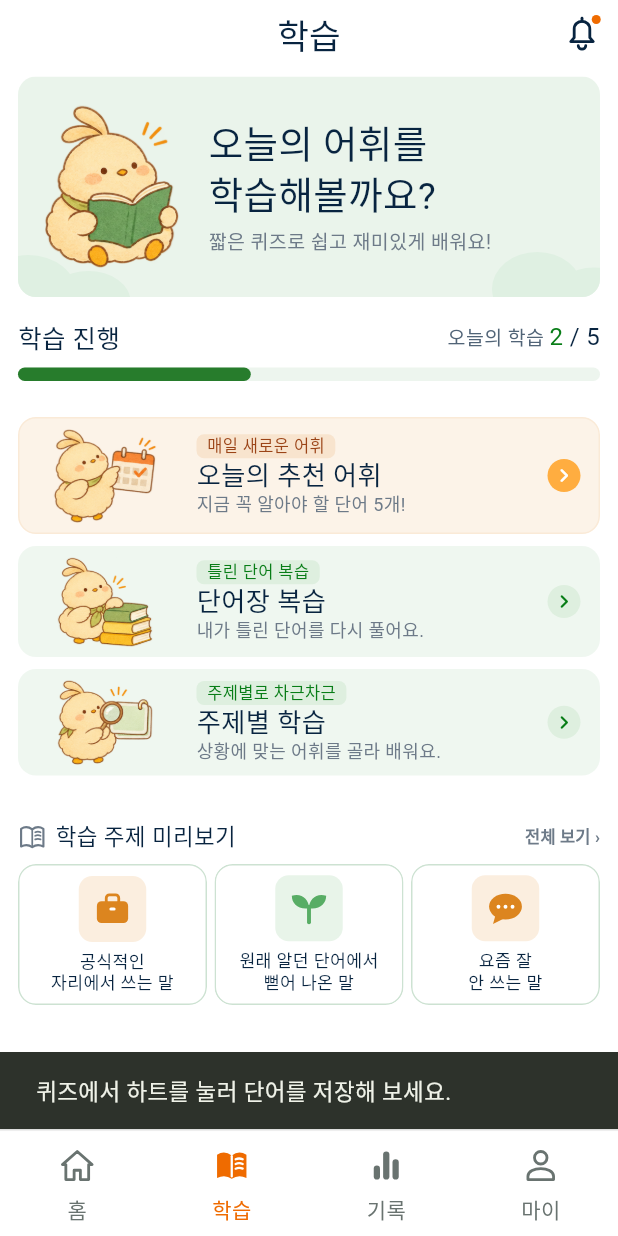
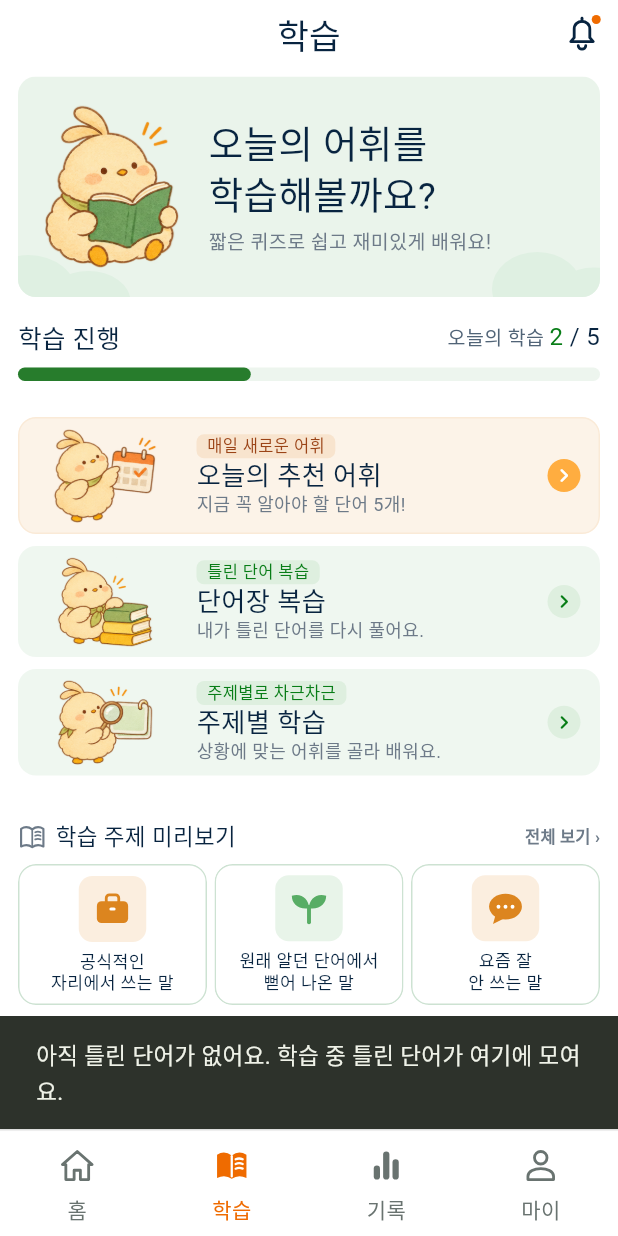
Before and after one commit to Salkogi07/OpenSoftware-Project, a Flutter app: the screen it shows after launch, item 2 of the bottom bar chosen, after a tap on "틀린 단어 복습", on a phone screen of 412 x 824 dp. Run offline on Flutter 3.47's test engine with Material 3 defaults, Android fonts, the phone set to English and light mode, and no system bars; our stand-ins replace supabase_flutter; accounts and stored records are empty; Roboto replaces fonts that are missing (Pretendard).

Commit message:
[Update] 홈·학습·마이 화면에 실제 데이터 반영과 화면 모음 PDF 추가
- 홈 '오늘의 단어': 고정값(사뿐사뿐) 대신 문제 은행에서 날마다 바뀌는 단어
- 학습 '단어장 복습': 하트 단어 대신 DB에 저장된 틀린 단어로 복습
- 마이 경험치 막대: 현재 레벨 안에서 채운 비율로 표시
- 프로필 닉네임 변경을 profiles 표에 저장
- docs/하루어휘_화면모음.pdf: 실제 계정 기준 앱 화면 30개

Co-Authored-By: Claude Opus 5.5 <noreply@anthropic.com>

```diff
--- a/lib/frontend_screens.dart
+++ b/lib/frontend_screens.dart
@@ -510,12 +510,12 @@ class StudyScreen extends StatelessWidget {
         );
 
     void review() {
-      final saved = library?.saved.values;
-      if (saved != null && saved.isNotEmpty) {
-        _review(context, saved);
+      final mistakes = library?.mistakes.values;
+      if (mistakes != null && mistakes.isNotEmpty) {
+        _review(context, mistakes);
       } else {
         ScaffoldMessenger.of(context).showSnackBar(
-          const SnackBar(content: Text('퀴즈에서 하트를 눌러 단어를 저장해 보세요.')),
+          const SnackBar(content: Text('아직 틀린 단어가 없어요. 학습 중 틀린 단어가 여기에 모여요.')),
         );
       }
     }
@@ -667,13 +667,7 @@ class _TopicScreenState extends State<TopicScreen> {
   late String? topic = widget.initialTopic;
   late String? difficulty = widget.initialDifficulty;
 
-  Future<List<Word>> loadQuestions() async {
-    final source = await rootBundle.loadString('assets/questions.json');
-    final rows = jsonDecode(source) as List<dynamic>;
-    return rows
-        .map((row) => Word.fromJson(row as Map<String, dynamic>))
-        .toList();
-  }
+  Future<List<Word>> loadQuestions() => loadQuestionBank();
 
   List<Word> nextBatch(List<Word> bank, String topic, String difficulty) {
     final key = (topic, difficulty);
@@ -782,6 +776,13 @@ class _TopicScreenState extends State<TopicScreen> {
       ),
     );
   }
+}
+
+/// 900문제 은행(assets/questions.json) 읽기
+Future<List<Word>> loadQuestionBank() async {
+  final source = await rootBundle.loadString('assets/questions.json');
+  final rows = jsonDecode(source) as List<dynamic>;
+  return rows.map((row) => Word.fromJson(row as Map<String, dynamic>)).toList();
 }
 
 class Word {
--- a/lib/home_page.dart
+++ b/lib/home_page.dart
@@ -3,6 +3,12 @@ part of 'frontend_screens.dart';
 const _homeInk = navy;
 const _homeGreen = Color(0xff307c34);
 const _homeMascotAsset = 'assets/images/chick_mascot_transparent.png';
+
+/// 문제 은행에서 날마다 바뀌는 단어 하나 (앱을 켤 때 한 번 읽음)
+final _todayWord = loadQuestionBank().then((bank) {
+  final words = {for (final word in bank) word.name: word}.values.toList();
+  return words[dailyIndex(words.length, DateTime.now())];
+});
 
 TextStyle _pretendardText(
   double size, {
@@ -201,20 +207,35 @@ class HomeScreen extends StatelessWidget {
           const SizedBox(height: 28),
           Text('오늘의 단어', style: _homeText(18, weight: 850)),
           const SizedBox(height: 9),
-          OutlinedButton(
+          FutureBuilder<Word>(
+            future: _todayWord,
+            builder: (context, snapshot) {
+              final word = snapshot.data;
+              final title =
+                  word?.name ??
+                  (snapshot.hasError ? '오늘의 단어를 불러오지 못했어요' : '불러오는 중');
+              return OutlinedButton(
                 style: OutlinedButton.styleFrom(
                   minimumSize: const Size.fromHeight(69),
-              padding: const EdgeInsets.symmetric(horizontal: 11, vertical: 8),
+                  padding: const EdgeInsets.symmetric(
+                    horizontal: 11,
+                    vertical: 8,
+                  ),
                   shape: RoundedRectangleBorder(
                     borderRadius: BorderRadius.circular(12),
                   ),
                   side: const BorderSide(color: Color(0xffddd8d0)),
                 ),
-            onPressed: () => showDialog<void>(
+                onPressed: word == null
+                    ? null
+                    : () => showDialog<void>(
                         context: context,
-              builder: (context) => const AlertDialog(
-                title: Text('사뿐사뿐'),
-                content: Text('가볍게 발을 내디디는 모양.\n\n고양이가 복도를 사뿐사뿐 걸었다.'),
+                        builder: (context) => AlertDialog(
+                          title: Text(word.name),
+                          content: Text(
+                            '${word.meaning}\n\n${word.explanation ?? ''}'
+                                .trim(),
+                          ),
                         ),
                       ),
                 child: Row(
@@ -242,10 +263,15 @@ class HomeScreen extends StatelessWidget {
                       child: Column(
                         crossAxisAlignment: CrossAxisAlignment.start,
                         children: [
-                      Text('사뿐사뿐', style: _homeText(20, weight: 850)),
+                          Text(title, style: _homeText(20, weight: 850)),
+                          if (word != null)
                             Text(
-                        '가볍게 발을 내디디는 모양',
-                        style: _pretendardText(13, weight: 500, color: _muted),
+                              word.meaning,
+                              style: _pretendardText(
+                                13,
+                                weight: 500,
+                                color: _muted,
+                              ),
                             ),
                         ],
                       ),
@@ -257,6 +283,8 @@ class HomeScreen extends StatelessWidget {
                       ),
                   ],
                 ),
+              );
+            },
           ),
           const SizedBox(height: 20),
           _DailyProgress(
--- a/lib/learning/learning_stats.dart
+++ b/lib/learning/learning_stats.dart
@@ -29,6 +29,10 @@ DateTime koreanDate(DateTime time) {
   final kst = time.toUtc().add(const Duration(hours: 9));
   return DateTime.utc(kst.year, kst.month, kst.day);
 }
+
+/// 날마다 하나씩 바뀌는 순번 (한국 날짜 기준). 오늘의 단어를 고를 때 씀
+int dailyIndex(int length, DateTime now) =>
+    koreanDate(now).difference(DateTime.utc(2026)).inDays % length;
 
 /// 연속 출석일. 오늘 아직 학습 전이어도 어제까지 이어졌으면 그 기록을 보여 줌
 int currentStreak(Iterable<DateTime> attendedDays, DateTime now) {
--- a/lib/my_page.dart
+++ b/lib/my_page.dart
@@ -130,6 +130,7 @@ class _StudyLibrary extends ChangeNotifier {
 
   void rename(String name) {
     nickname = name;
+    if (!preview) learningRepository.updateNickname(name);
     notifyListeners();
   }
 }
@@ -523,7 +524,7 @@ class _LevelCard extends StatelessWidget {
                   ),
                   const SizedBox(height: 5),
                   LinearProgressIndicator(
-                    value: xp / level.xpForNext,
+                    value: level.xpInLevel / xpPerLevel,
                     minHeight: 11,
                     stopIndicatorRadius: 0,
                     trackGap: 0,
```
Also changed, not shown: lib/learning/learning_repository.dart (+16 -0 lines), 3 other files. Lines whose indentation alone changed are shown as unchanged.
